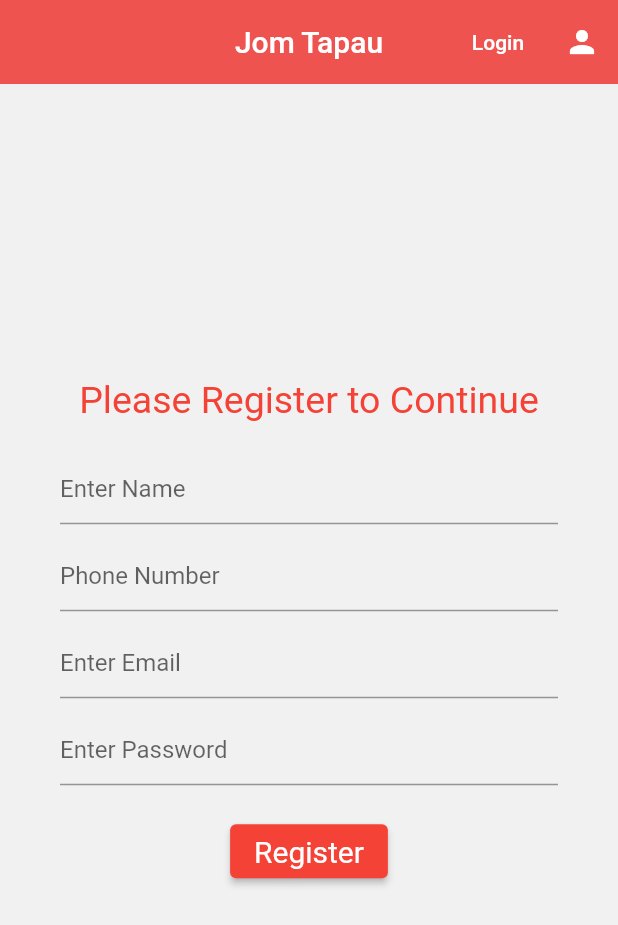
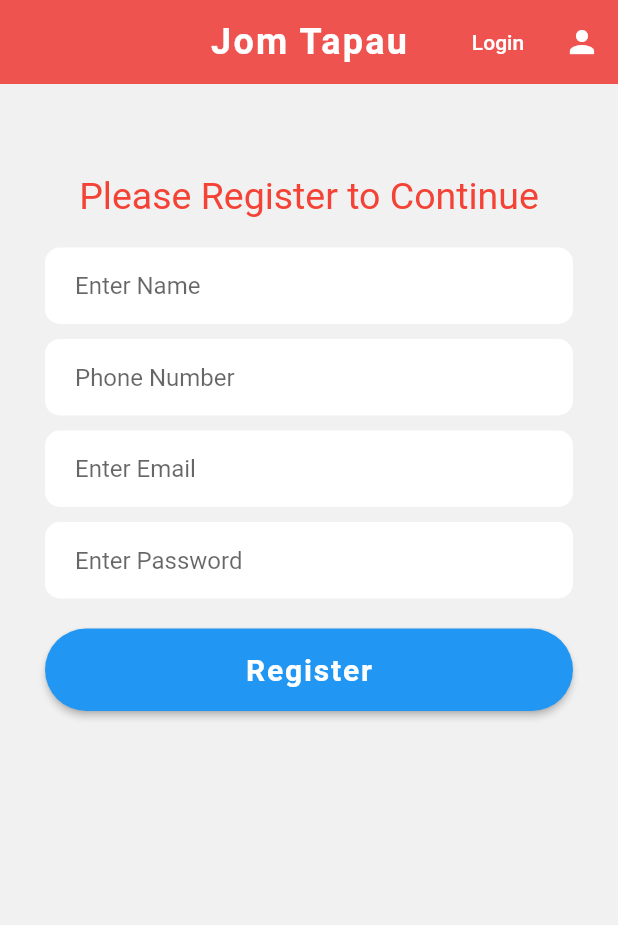
Before and after one commit to Jom-Tapau-Mobile/jom-tapau-mobile, a Flutter app: the screen it shows after launch, on a phone screen of 412 x 824 dp. Shown: the top 925 px of the screen. Run offline on Flutter 3.47's test engine with Material 2 defaults, Android fonts, the phone set to English and light mode, and no system bars; our stand-ins replace firebase_auth, firebase_core; missing offline and left inert: flutter_cart; accounts and stored records are empty.

Commit message:
Design update Registration Page

```diff
--- a/lib/screens/authenticate/sign_in.dart
+++ b/lib/screens/authenticate/sign_in.dart
@@ -4,7 +4,8 @@ import 'package:jom_tapau_mobile/services/auth.dart';
 class SignIn extends StatefulWidget {
   final Function toggleView;
 
-  const SignIn({super.key, required this.toggleView});
+  const SignIn({Key? key, required this.toggleView}) : super(key: key);
+
   @override
   State<SignIn> createState() => _SignInState();
 }
@@ -18,10 +19,16 @@ class _SignInState extends State<SignIn> {
   String phoneNumber = '';
   String role = "User";
   String error = '';
+
   @override
   Widget build(BuildContext context) {
     final ButtonStyle style = ElevatedButton.styleFrom(
-        textStyle: const TextStyle(fontSize: 20), backgroundColor: Colors.red);
+      textStyle: const TextStyle(fontSize: 20),
+      padding: const EdgeInsets.symmetric(vertical: 16),
+      shape: RoundedRectangleBorder(
+        borderRadius: BorderRadius.circular(30.0),
+      ),
+    );
 
     return Scaffold(
       backgroundColor: Color.fromARGB(255, 241, 241, 241),
@@ -44,115 +51,147 @@ class _SignInState extends State<SignIn> {
         backgroundColor: Colors.red[400],
         centerTitle: true,
         elevation: 0.0,
-          title: Text('Jom Tapau'),
+        title: Text(
+          'Jom Tapau',
+          style: TextStyle(
+            fontSize: 24,
+            fontWeight: FontWeight.bold,
+            letterSpacing: 1.5,
           ),
-        body: Container(
-          padding: EdgeInsets.symmetric(vertical: 30, horizontal: 20),
+        ),
+      ),
+      body: SingleChildScrollView(
         child: Padding(
-            padding: const EdgeInsets.symmetric(horizontal: 20.0),
+          padding: const EdgeInsets.symmetric(horizontal: 30, vertical: 20),
           child: Form(
             key: _formKey,
             child: Column(
-                mainAxisAlignment: MainAxisAlignment.center,
+              crossAxisAlignment: CrossAxisAlignment.stretch,
               children: <Widget>[
+                SizedBox(height: 40.0),
                 Container(
                   child: Text(
                     'Please Register to Continue',
                     style: TextStyle(color: Colors.red, fontSize: 25),
+                    textAlign: TextAlign.center,
                   ),
                 ),
-                  SizedBox(
-                    height: 20.0,
-                  ),
+                SizedBox(height: 20.0),
                 TextFormField(
                   cursorColor: Colors.red,
-                    decoration: const InputDecoration(
+                  decoration: InputDecoration(
                     hintText: 'Enter Name',
-                        focusedBorder: OutlineInputBorder(
-                            borderSide: BorderSide(color: Colors.red))),
+                    filled: true,
+                    fillColor: Colors.white,
+                    contentPadding:
+                        EdgeInsets.symmetric(horizontal: 20, vertical: 16),
+                    border: OutlineInputBorder(
+                      borderRadius: BorderRadius.circular(10.0),
+                      borderSide: BorderSide.none,
+                    ),
+                  ),
                   onChanged: (val) {
                     setState(() => name = val);
                   },
                 ),
-                  SizedBox(
-                    height: 10.0,
-                  ),
+                SizedBox(height: 10.0),
                 TextFormField(
                   cursorColor: Colors.red,
-                    decoration: const InputDecoration(
+                  decoration: InputDecoration(
                     hintText: 'Phone Number',
-                        focusedBorder: OutlineInputBorder(
-                            borderSide: BorderSide(color: Colors.red))),
+                    filled: true,
+                    fillColor: Colors.white,
+                    contentPadding:
+                        EdgeInsets.symmetric(horizontal: 20, vertical: 16),
+                    border: OutlineInputBorder(
+                      borderRadius: BorderRadius.circular(10.0),
+                      borderSide: BorderSide.none,
+                    ),
+                  ),
                   onChanged: (val) {
                     setState(() => phoneNumber = val);
                   },
                 ),
-                  SizedBox(
-                    height: 10.0,
-                  ),
+                SizedBox(height: 10.0),
                 TextFormField(
                   validator: (val) => val!.isEmpty ? 'Enter an Email' : null,
                   cursorColor: Colors.red,
-                    decoration: const InputDecoration(
+                  decoration: InputDecoration(
                     hintText: 'Enter Email',
-                        focusedBorder: OutlineInputBorder(
-                            borderSide: BorderSide(color: Colors.red))),
+                    filled: true,
+                    fillColor: Colors.white,
+                    contentPadding:
+                        EdgeInsets.symmetric(horizontal: 20, vertical: 16),
+                    border: OutlineInputBorder(
+                      borderRadius: BorderRadius.circular(10.0),
+                      borderSide: BorderSide.none,
+                    ),
+                  ),
                   onChanged: (val) {
                     setState(() => email = val);
                   },
                 ),
-                  SizedBox(
-                    height: 10.0,
-                  ),
+                SizedBox(height: 10.0),
                 TextFormField(
                   validator: (val) => val!.length < 7
-                        ? 'Enter more than 7 digit Password'
+                      ? 'Enter more than 7 digits for Password'
                       : null,
-                    decoration: const InputDecoration(
+                  decoration: InputDecoration(
                     hintText: 'Enter Password',
-                        focusedBorder: OutlineInputBorder(
-                            borderSide: BorderSide(color: Colors.red))),
+                    filled: true,
+                    fillColor: Colors.white,
+                    contentPadding:
+                        EdgeInsets.symmetric(horizontal: 20, vertical: 16),
+                    border: OutlineInputBorder(
+                      borderRadius: BorderRadius.circular(10.0),
+                      borderSide: BorderSide.none,
+                    ),
+                  ),
                   cursorColor: Colors.red,
                   obscureText: true,
                   onChanged: (val) {
                     setState(() => password = val);
                   },
                 ),
-                  SizedBox(
-                    height: 20,
-                  ),
+                SizedBox(height: 20),
                 ElevatedButton(
                   style: style,
                   onPressed: () async {
                     if (_formKey.currentState!.validate()) {
-                          dynamic result = await _auth.registerWithEmail(
-                              name, email, password);
+                      dynamic result =
+                          await _auth.registerWithEmail(name, email, password);
                       if (result == null) {
-                            setState(
-                                () => error = "Please supply a valid email");
+                        setState(() => error = "Please supply a valid email");
                       } else {
                         if (result == "email-already-in-use") {
                           setState(() => error = result);
                         }
-                            await _auth.registerWithEmail(
-                                name, email, password);
+                        await _auth.registerWithEmail(name, email, password);
                       }
                     }
                   },
-                      child: Text('Register')),
-                  SizedBox(
-                    height: 20,
+                  child: Text(
+                    'Register',
+                    style: TextStyle(
+                      fontSize: 20,
+                      fontWeight: FontWeight.bold,
+                      letterSpacing: 1.2,
                     ),
+                  ),
+                ),
+                SizedBox(height: 20),
                 Container(
                   child: Text(
                     error,
                     style: TextStyle(color: Colors.red),
+                    textAlign: TextAlign.center,
                   ),
-                  )
+                ),
               ],
             ),
           ),
         ),
-        ));
+      ),
+    );
   }
 }
```
Lines whose indentation alone changed are shown as unchanged.
